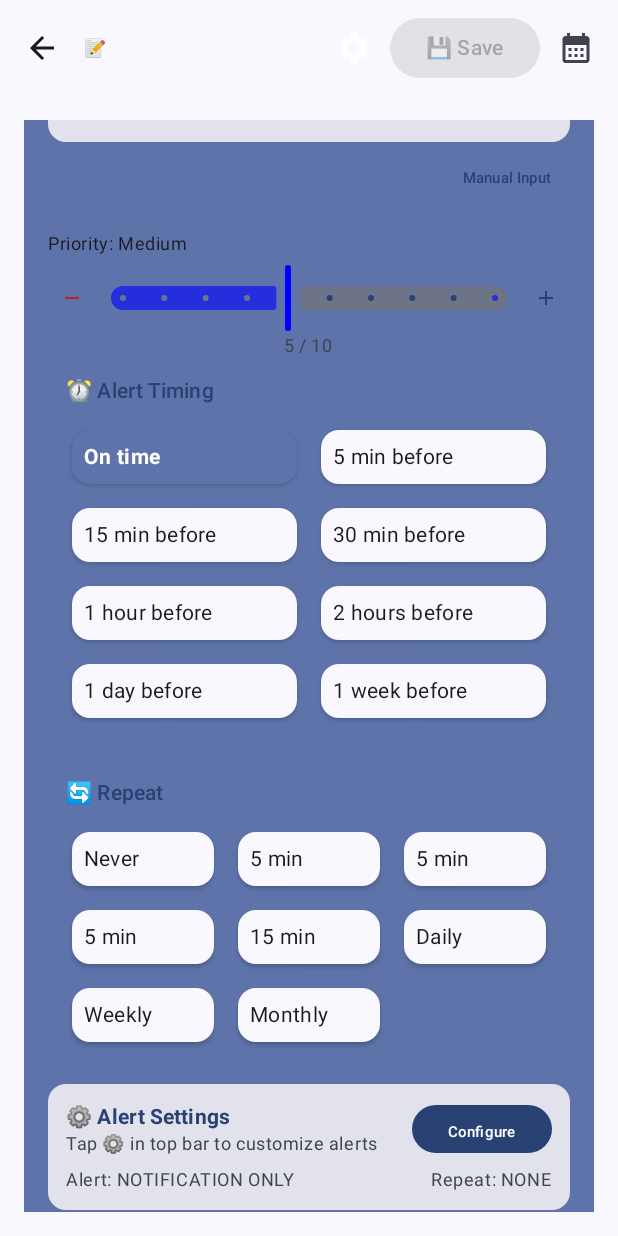
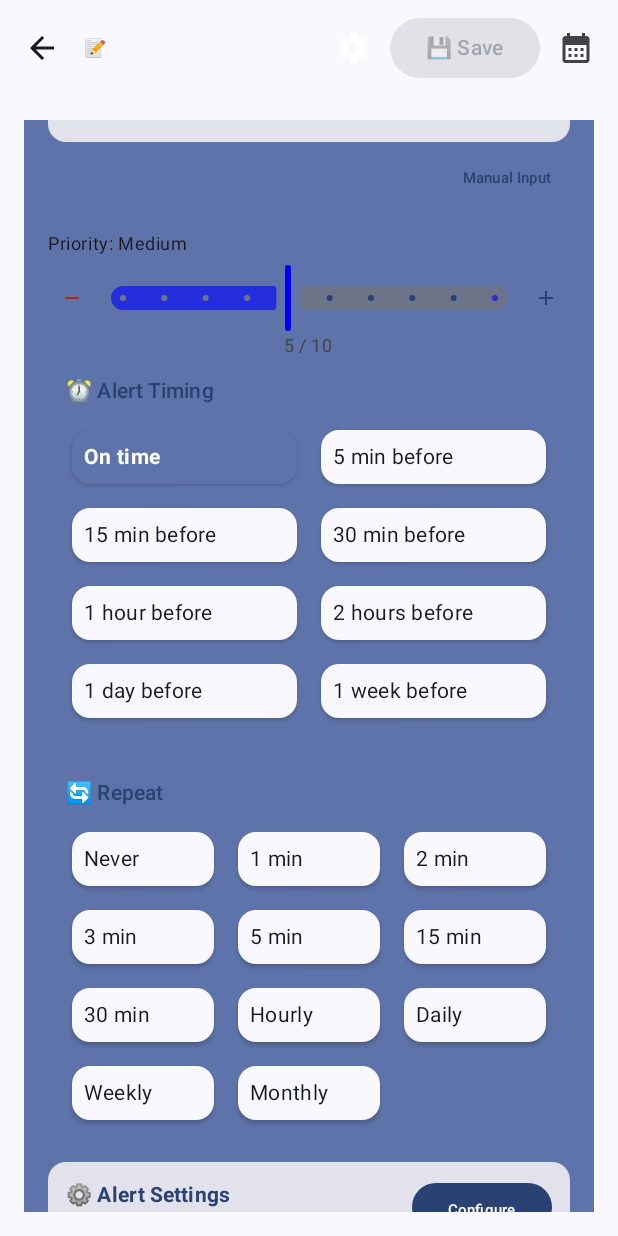
Before and after one commit to databarn8/reminder, an Android app built with Jetpack Compose: the InputScreen screen opened through its navigation route, scrolled down 509 dp, on a phone screen of 412 x 824 dp. Run offline under Robolectric (Android 15) with nearby library versions, the phone set to English and light mode, and no system bars; our stand-ins replace Room's generated code.

Commit message:
Fix notification sound for urgent reminders and update repeat intervals
- Fix urgent notification sound by using system alarm sound instead of custom notification chime
- Update repeat intervals to include 1, 2, 3, 5, 15, 30 minutes plus hourly, daily, weekly, monthly
- Fix repeat pattern display logic to show correct interval labels
- Both fixes improve user experience with better alerts and more flexible scheduling

```diff
--- a/app/src/main/java/com/reminder/app/ui/components/SimplifiedRepeatPatternSelector.kt
+++ b/app/src/main/java/com/reminder/app/ui/components/SimplifiedRepeatPatternSelector.kt
@@ -21,6 +21,9 @@ fun SimplifiedRepeatPatternSelector(
     // Common repeat patterns with smart defaults
     val quickPatterns = listOf(
         RepeatPattern(type = RepeatType.NONE, interval = 0),
+        RepeatPattern(type = RepeatType.MINUTELY, interval = 1),
+        RepeatPattern(type = RepeatType.MINUTELY, interval = 2),
+        RepeatPattern(type = RepeatType.MINUTELY, interval = 3),
         RepeatPattern(type = RepeatType.MINUTELY, interval = 5),
         RepeatPattern(type = RepeatType.MINUTELY, interval = 15),
         RepeatPattern(type = RepeatType.MINUTELY, interval = 30),
@@ -33,7 +36,7 @@ fun SimplifiedRepeatPatternSelector(
     val patternLabels = mapOf(
         RepeatType.NONE to "Never",
         RepeatType.MINUTELY to "${quickPatterns[1].interval} min",
-        RepeatType.HOURLY to "${quickPatterns[2].interval} min",
+        RepeatType.HOURLY to "Hourly",
         RepeatType.DAILY to "Daily",
         RepeatType.WEEKLY to "Weekly",
         RepeatType.MONTHLY to "Monthly"
@@ -83,7 +86,15 @@ fun SimplifiedRepeatPatternSelector(
                                 horizontalAlignment = Alignment.CenterHorizontally
                             ) {
                                 Text(
-                                    text = patternLabels[pattern.type] ?: "Custom",
+                                    text = when (pattern.type) {
+                                        RepeatType.NONE -> "Never"
+                                        RepeatType.MINUTELY -> "${pattern.interval} min"
+                                        RepeatType.HOURLY -> "Hourly"
+                                        RepeatType.DAILY -> "Daily"
+                                        RepeatType.WEEKLY -> "Weekly"
+                                        RepeatType.MONTHLY -> "Monthly"
+                                        else -> "Custom"
+                                    },
                                     style = MaterialTheme.typography.bodyMedium,
                                     fontWeight = if (isSelected) FontWeight.Bold else FontWeight.Normal,
                                     color = if (isSelected) MaterialTheme.colorScheme.onPrimary else MaterialTheme.colorScheme.onSurface
```
Also changed, not shown: app/src/main/java/com/reminder/app/utils/NotificationScheduler.kt (+5 -2 lines), 1 other file.
